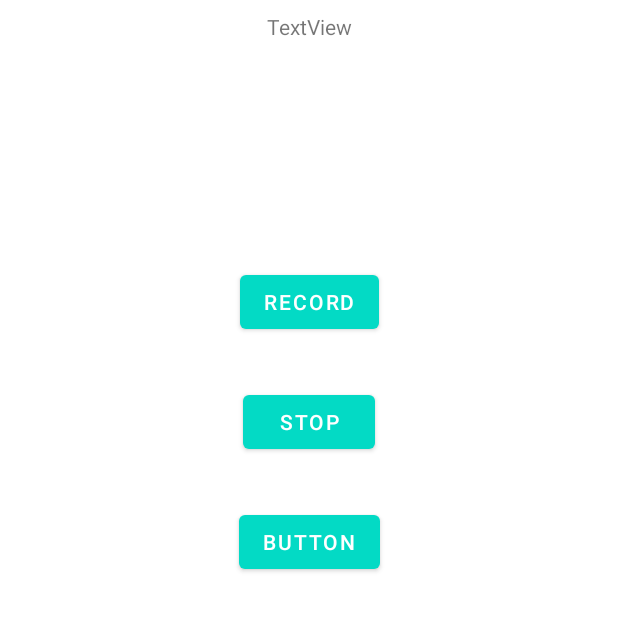
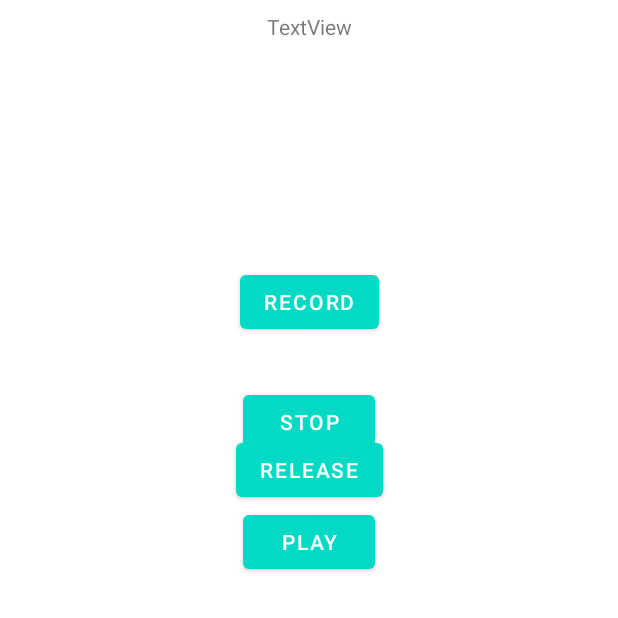
Before and after one commit to kpuce2021/Rebound, an Android app: the screen it shows after launch (MicActivity), after a tap on "RECORD", on a phone screen of 412 x 824 dp, the top half of it. Run offline under Robolectric (Android 15) with nearby library versions, the phone set to English and light mode, and no system bars.

Commit message:
mic activity

```diff
--- a/sleepwell/app/src/main/AndroidManifest.xml
+++ b/sleepwell/app/src/main/AndroidManifest.xml
@@ -1,6 +1,7 @@
 <?xml version="1.0" encoding="utf-8"?>
 <manifest xmlns:android="http://schemas.android.com/apk/res/android"
     package="kr.ac.kpu.sleepwell">
+
     <uses-permission android:name="android.permission.WRITE_EXTERNAL_STORAGE"></uses-permission>
     <uses-permission android:name="android.permission.RECORD_AUDIO"></uses-permission>
 
--- a/sleepwell/app/src/main/java/kr/ac/kpu/sleepwell/MicActivity.kt
+++ b/sleepwell/app/src/main/java/kr/ac/kpu/sleepwell/MicActivity.kt
@@ -6,6 +6,7 @@ import android.os.Bundle
 import android.os.Environment
 import android.os.Handler
 import android.util.Log
+import android.widget.Toast
 import androidx.appcompat.app.AppCompatActivity
 import kotlinx.android.synthetic.main.activity_mic.*
 import java.io.File
@@ -22,6 +23,7 @@ class MicActivity : AppCompatActivity() {
     private var position : Int = 0
     private var handler : Handler? = null
     private var decibel : Int? = 0
+    private lateinit var audio : File
 
 
     override fun onCreate(savedInstanceState: Bundle?) {
@@ -41,6 +43,12 @@ class MicActivity : AppCompatActivity() {
             stopRecord()
             initListener()
             startListener()
+        }
+        buttonPlay.setOnClickListener {
+            playAudio()
+        }
+        buttonRelease.setOnClickListener {
+            closeAudio()
         }
 
     }
@@ -67,7 +75,7 @@ class MicActivity : AppCompatActivity() {
         Recorder?.setOutputFormat(
                 MediaRecorder.OutputFormat.THREE_GPP)
         Recorder?.setAudioEncoder(
-                MediaRecorder.AudioEncoder.DEFAULT)
+                MediaRecorder.AudioEncoder.AMR_NB)
     }
     private fun initListener(){
         listener?.setAudioSource(
@@ -75,14 +83,14 @@ class MicActivity : AppCompatActivity() {
         listener?.setOutputFormat(
                 MediaRecorder.OutputFormat.THREE_GPP)
         listener?.setAudioEncoder(
-                MediaRecorder.AudioEncoder.DEFAULT)
+                MediaRecorder.AudioEncoder.AMR_NB)
         listener?.setOutputFile("/dev/null")
     }
 
     private fun startRecord(){
         path = Environment.getDataDirectory()
         val newaudio = File(path,"recorded$audionum")
-        Fname = newaudio.absolutePath
+        Fname = newaudio.absolutePath+"3gp"
         Recorder?.setOutputFile(Fname)
         try {
             Recorder?.prepare()
@@ -114,6 +122,7 @@ class MicActivity : AppCompatActivity() {
     }
 
     private fun stopRecord(){
+        audio = File(Fname)
         Recorder?.stop()
         Recorder?.release()
         audionum++
@@ -126,14 +135,17 @@ class MicActivity : AppCompatActivity() {
 
 
     private fun playAudio(){
+        if(audio.exists()){
             try {
-            closeAudio()
                 player?.setDataSource(Fname)
                 player?.prepare()
                 player?.start()
 
             } catch (e: Exception){
                 e.printStackTrace()
+            }
+        } else {
+            Toast.makeText(this,"녹음 진행부터",Toast.LENGTH_SHORT).show()
         }
 
     }
--- a/sleepwell/app/src/main/res/layout/activity_mic.xml
+++ b/sleepwell/app/src/main/res/layout/activity_mic.xml
@@ -39,12 +39,22 @@
         app:layout_constraintTop_toTopOf="parent" />
 
     <Button
-        android:id="@+id/buttonRelease"
+        android:id="@+id/buttonPlay"
         android:layout_width="wrap_content"
         android:layout_height="wrap_content"
         android:layout_marginTop="32dp"
-        android:text="Button"
+        android:text="Play"
         app:layout_constraintEnd_toEndOf="parent"
         app:layout_constraintStart_toStartOf="parent"
         app:layout_constraintTop_toBottomOf="@+id/buttonStop" />
+
+    <Button
+        android:layout_width="wrap_content"
+        android:layout_height="wrap_content"
+        android:id="@+id/buttonRelease"
+        app:layout_constraintBottom_toTopOf="@+id/buttonPlay"
+        app:layout_constraintEnd_toEndOf="parent"
+        app:layout_constraintStart_toStartOf="parent"
+        android:layout_marginTop="32dp"
+        android:text="Release"/>
 </androidx.constraintlayout.widget.ConstraintLayout>
```
Lines whose indentation alone changed are shown as unchanged.
